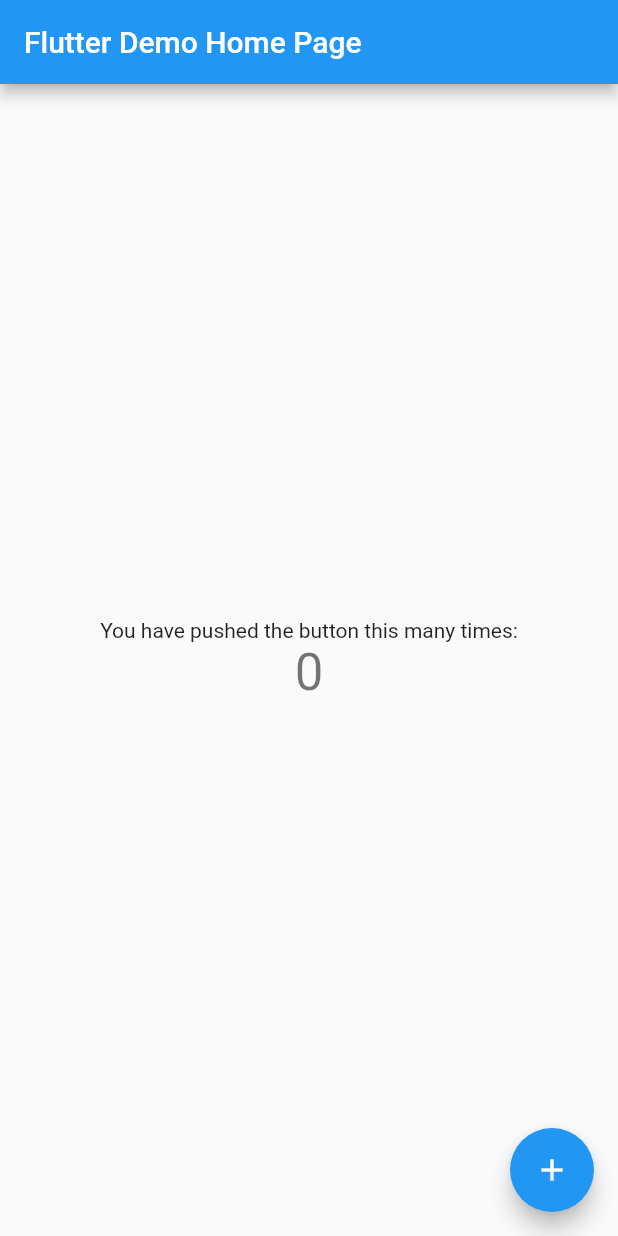
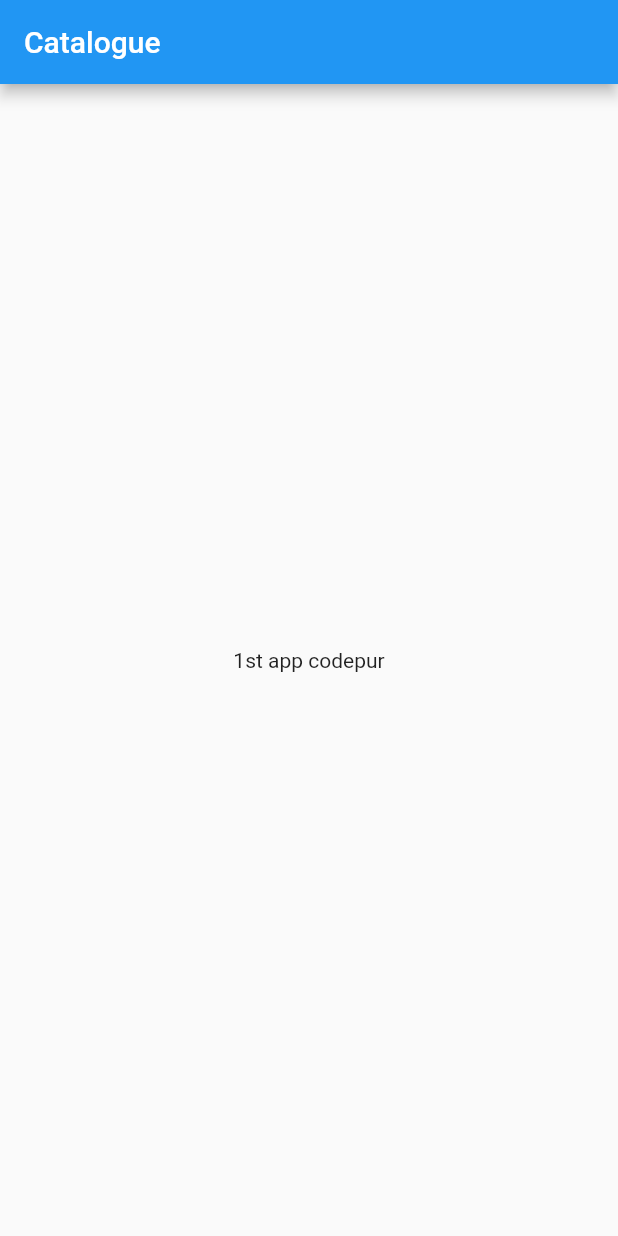
Before and after one commit to ankur-raut/30DaysOfFlutter, a Flutter app: the screen it shows after launch, on a phone screen of 412 x 824 dp. Run offline on Flutter 3.47's test engine with Material 2 defaults, Android fonts, the phone set to English and light mode, and no system bars.

Commit message:
day 2 completed

```diff
--- /dev/null
+++ b/lib/home_pade.dart
@@ -0,0 +1,21 @@
+import 'package:flutter/material.dart';
+
+class HomePage extends StatelessWidget {
+  int days = 30;
+    String name = "codepur";
+
+
+  @override
+  Widget build(BuildContext context) {
+    return Scaffold(
+      appBar: AppBar(
+        title: Text("Catalogue"),
+      ),
+        body: Center(
+          child: Container(
+            child: Text("1st app $name"),
+          ),
+        ),
+      );
+  }
+}
--- a/lib/main.dart
+++ b/lib/main.dart
@@ -1,115 +1,19 @@
 import 'package:flutter/material.dart';
-
+import 'home_pade.dart';
 void main() {
-  runApp(const MyApp());
+  runApp(MyApp());
 }
 
 class MyApp extends StatelessWidget {
-  const MyApp({Key? key}) : super(key: key);
-
-  // This widget is the root of your application.
-  @override
-  Widget build(BuildContext context) {
-    return MaterialApp(
-      title: 'Flutter Demo',
-      theme: ThemeData(
-        // This is the theme of your application.
-        //
-        // Try running your application with "flutter run". You'll see the
-        // application has a blue toolbar. Then, without quitting the app, try
-        // changing the primarySwatch below to Colors.green and then invoke
-        // "hot reload" (press "r" in the console where you ran "flutter run",
-        // or simply save your changes to "hot reload" in a Flutter IDE).
-        // Notice that the counter didn't reset back to zero; the application
-        // is not restarted.
-        primarySwatch: Colors.blue,
-      ),
-      home: const MyHomePage(title: 'Flutter Demo Home Page'),
-    );
-  }
-}
-
-class MyHomePage extends StatefulWidget {
-  const MyHomePage({Key? key, required this.title}) : super(key: key);
-
-  // This widget is the home page of your application. It is stateful, meaning
-  // that it has a State object (defined below) that contains fields that affect
-  // how it looks.
-
-  // This class is the configuration for the state. It holds the values (in this
-  // case the title) provided by the parent (in this case the App widget) and
-  // used by the build method of the State. Fields in a Widget subclass are
-  // always marked "final".
-
-  final String title;
-
-  @override
-  State<MyHomePage> createState() => _MyHomePageState();
-}
-
-class _MyHomePageState extends State<MyHomePage> {
-  int _counter = 0;
-
-  void _incrementCounter() {
-    setState(() {
-      // This call to setState tells the Flutter framework that something has
-      // changed in this State, which causes it to rerun the build method below
-      // so that the display can reflect the updated values. If we changed
-      // _counter without calling setState(), then the build method would not be
-      // called again, and so nothing would appear to happen.
-      _counter++;
-    });
-  }
 
   @override
   Widget build(BuildContext context) {
-    // This method is rerun every time setState is called, for instance as done
-    // by the _incrementCounter method above.
-    //
-    // The Flutter framework has been optimized to make rerunning build methods
-    // fast, so that you can just rebuild anything that needs updating rather
-    // than having to individually change instances of widgets.
-    return Scaffold(
-      appBar: AppBar(
-        // Here we take the value from the MyHomePage object that was created by
-        // the App.build method, and use it to set our appbar title.
-        title: Text(widget.title),
-      ),
-      body: Center(
-        // Center is a layout widget. It takes a single child and positions it
-        // in the middle of the parent.
-        child: Column(
-          // Column is also a layout widget. It takes a list of children and
-          // arranges them vertically. By default, it sizes itself to fit its
-          // children horizontally, and tries to be as tall as its parent.
-          //
-          // Invoke "debug painting" (press "p" in the console, choose the
-          // "Toggle Debug Paint" action from the Flutter Inspector in Android
-          // Studio, or the "Toggle Debug Paint" command in Visual Studio Code)
-          // to see the wireframe for each widget.
-          //
-          // Column has various properties to control how it sizes itself and
-          // how it positions its children. Here we use mainAxisAlignment to
-          // center the children vertically; the main axis here is the vertical
-          // axis because Columns are vertical (the cross axis would be
-          // horizontal).
-          mainAxisAlignment: MainAxisAlignment.center,
-          children: <Widget>[
-            const Text(
-              'You have pushed the button this many times:',
-            ),
-            Text(
-              '$_counter',
-              style: Theme.of(context).textTheme.headline4,
-            ),
-          ],
-        ),
-      ),
-      floatingActionButton: FloatingActionButton(
-        onPressed: _incrementCounter,
-        tooltip: 'Increment',
-        child: const Icon(Icons.add),
-      ), // This trailing comma makes auto-formatting nicer for build methods.
-    );
+
+    return MaterialApp(
+      home: HomePage(),
+
+      );
+
+
   }
 }
```
Also changed, not shown: 1 other file.
